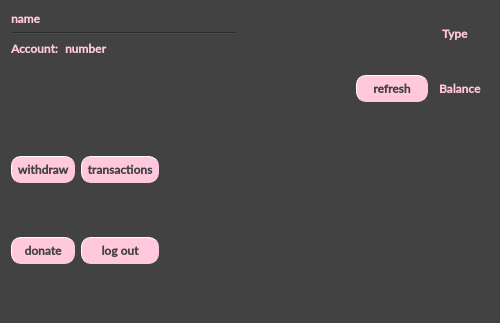
Before: the Qt Designer form bankautomat/mainmenu.ui in bank-2022/group11, drawn with Qt 5.
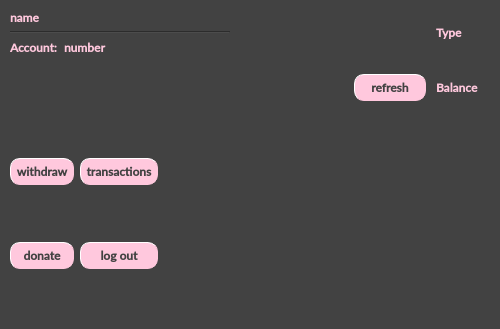
After: the same form once the commit is applied.

Patch:
```diff
--- a/bankautomat/mainmenu.ui
+++ b/bankautomat/mainmenu.ui
@@ -7,7 +7,7 @@
     <x>0</x>
     <y>0</y>
     <width>500</width>
-    <height>323</height>
+    <height>329</height>
    </rect>
   </property>
   <property name="palette">
@@ -199,9 +199,16 @@
   <property name="styleSheet">
    <string notr="true">background-color:rgb(66, 66, 66);</string>
   </property>
-  <layout class="QGridLayout" name="gridLayout_4">
-   <item row="0" column="0">
-    <layout class="QVBoxLayout" name="verticalLayout_3">
+  <widget class="QWidget" name="">
+   <property name="geometry">
+    <rect>
+     <x>10</x>
+     <y>10</y>
+     <width>473</width>
+     <height>311</height>
+    </rect>
+   </property>
+   <layout class="QVBoxLayout" name="verticalLayout">
      <item>
       <layout class="QHBoxLayout" name="horizontalLayout_3">
        <item>
@@ -363,8 +370,6 @@
       </spacer>
      </item>
      <item>
-      <layout class="QVBoxLayout" name="verticalLayout">
-       <item>
         <layout class="QHBoxLayout" name="horizontalLayout_2">
          <item>
           <spacer name="horizontalSpacer">
@@ -671,7 +676,7 @@
         <layout class="QHBoxLayout" name="horizontalLayout">
          <item>
           <layout class="QGridLayout" name="gridLayout">
-           <item row="0" column="0" alignment="Qt::AlignHCenter|Qt::AlignVCenter">
+        <item row="0" column="0">
             <widget class="QPushButton" name="withdrawButton">
              <property name="cursor">
               <cursorShape>PointingHandCursor</cursorShape>
@@ -773,10 +778,7 @@
         </layout>
        </item>
       </layout>
-     </item>
-    </layout>
-   </item>
-  </layout>
+  </widget>
  </widget>
  <resources/>
  <connections/>
```
Left out of the diff: 2 changed lines with no effect on the pictures. Lines whose indentation alone changed are shown as unchanged.
